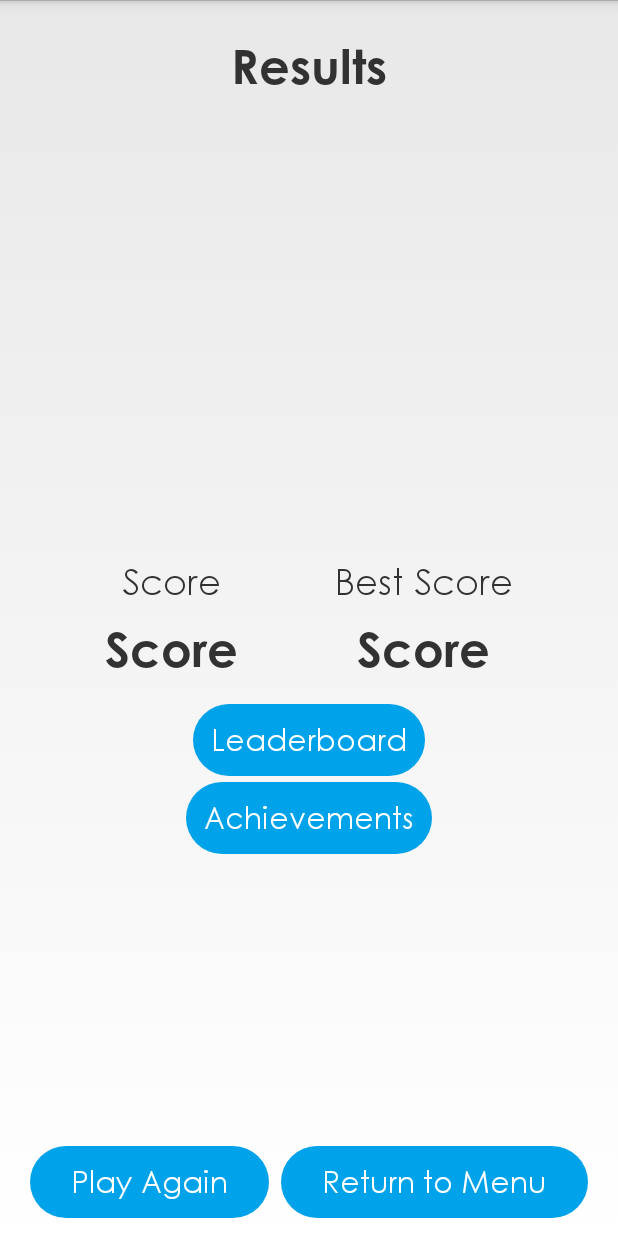
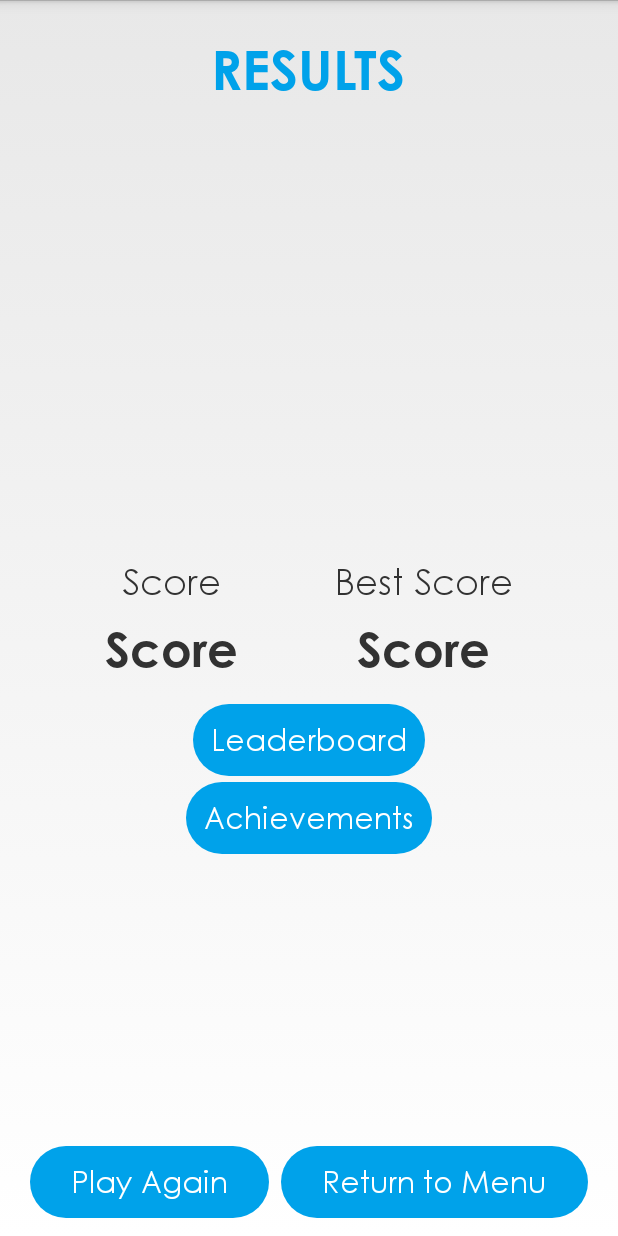
Before and after one commit to chrisjluc/Onesearch, an Android app: the ResultsActivity screen opened directly, with no data from a screen before it, on a phone screen of 412 x 824 dp. Run offline under Robolectric (Android 15) with nearby library versions, the phone set to English and light mode, and no system bars; 5 statements that could not run were skipped.

Commit message:
Refactoring UI, flash results text

```diff
--- a/app/src/main/res/layout/activity_results.xml
+++ b/app/src/main/res/layout/activity_results.xml
@@ -11,8 +11,9 @@
     <chrisjluc.onesearch.ui.components.GameBoldTextView
         android:layout_centerHorizontal="true"
         android:padding="@dimen/results_title_padding"
-        android:text="@string/title_activity_results"
-        android:textSize="@dimen/results_title_size"
+        android:textSize="36sp"
+        android:text="RESULTS"
+        android:textColor="@color/blue"
         android:layout_width="wrap_content"
         android:layout_height="wrap_content" />
 
--- a/app/src/main/res/layout/wordsearch_activity.xml
+++ b/app/src/main/res/layout/wordsearch_activity.xml
@@ -2,7 +2,6 @@
     xmlns:tools="http://schemas.android.com/tools"
     android:layout_width="match_parent"
     android:layout_height="match_parent"
-    android:background="@android:color/white"
     tools:context=".WordSearchActivity">
 
     <LinearLayout
```
Also changed, not shown: app/src/main/java/chrisjluc/onesearch/ui/ResultsActivity.java (+8 -0 lines), app/src/main/res/drawable/achievement.png (deleted), app/src/main/res/drawable/leaderboard.png (deleted), app/src/main/res/drawable/pause_button.jpg (deleted), app/src/main/res/drawable/skip_button.jpg (deleted).
